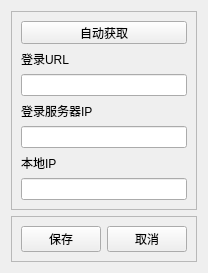
The window that settings.ui (Yish1/SEIG-Auto-Connect) describes before a commit, drawn with Qt 5.
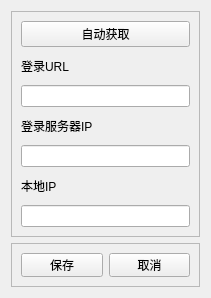
The same window after the commit.

```diff
--- a/settings.ui
+++ b/settings.ui
@@ -6,16 +6,22 @@
    <rect>
     <x>0</x>
     <y>0</y>
-    <width>194</width>
-    <height>266</height>
+    <width>211</width>
+    <height>298</height>
    </rect>
   </property>
   <property name="sizePolicy">
-   <sizepolicy hsizetype="Fixed" vsizetype="Fixed">
+   <sizepolicy hsizetype="Minimum" vsizetype="Minimum">
     <horstretch>0</horstretch>
     <verstretch>0</verstretch>
    </sizepolicy>
   </property>
+  <property name="minimumSize">
+   <size>
+    <width>211</width>
+    <height>298</height>
+   </size>
+  </property>
   <property name="windowTitle">
    <string>Form</string>
   </property>
@@ -77,6 +83,12 @@
    </item>
    <item row="1" column="0">
     <widget class="QFrame" name="frame_2">
+     <property name="maximumSize">
+      <size>
+       <width>16777215</width>
+       <height>44</height>
+      </size>
+     </property>
      <property name="frameShape">
       <enum>QFrame::StyledPanel</enum>
      </property>
```
